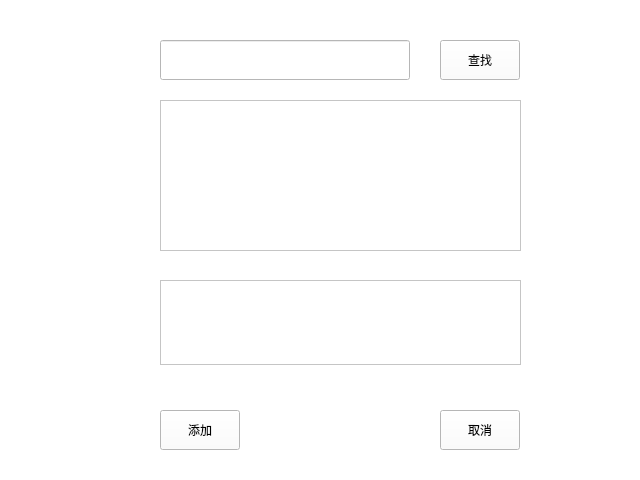
Qt form Client/addfriend.ui (flyjay123/OurChat) before a commit.
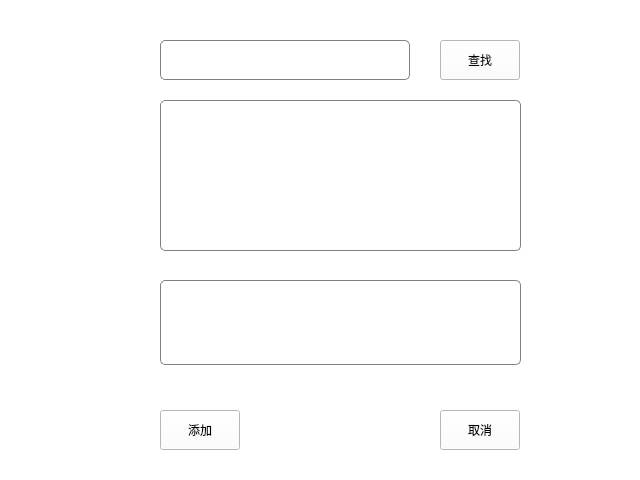
The same form after that commit. Icons and pictures are not drawn.

```diff
--- a/Client/addfriend.ui
+++ b/Client/addfriend.ui
@@ -33,7 +33,12 @@
     </rect>
    </property>
    <property name="styleSheet">
-    <string notr="true">border-color: rgb(0, 0, 0);</string>
+    <string notr="true">background-color: white;
+    border: 1px solid gray;
+    border-radius: 5px;
+    padding: 2px 10px;
+    font-size: 16px;
+    color: black;</string>
    </property>
   </widget>
   <widget class="QPushButton" name="pushButton_search">
@@ -85,7 +90,12 @@
     </rect>
    </property>
    <property name="styleSheet">
-    <string notr="true">border-color: rgb(0, 0, 0);</string>
+    <string notr="true">background-color: white;
+    border: 1px solid gray;
+    border-radius: 5px;
+    padding: 2px 10px;
+    font-size: 16px;
+    color: black;</string>
    </property>
   </widget>
   <widget class="QTextEdit" name="textEdit">
@@ -101,7 +111,12 @@
     <string>验证信息</string>
    </property>
    <property name="styleSheet">
-    <string notr="true">border-color: rgb(0, 0, 0);</string>
+    <string notr="true">background-color: white;
+    border: 1px solid gray;
+    border-radius: 5px;
+    padding: 2px 10px;
+    font-size: 16px;
+    color: black;</string>
    </property>
   </widget>
  </widget>
```
